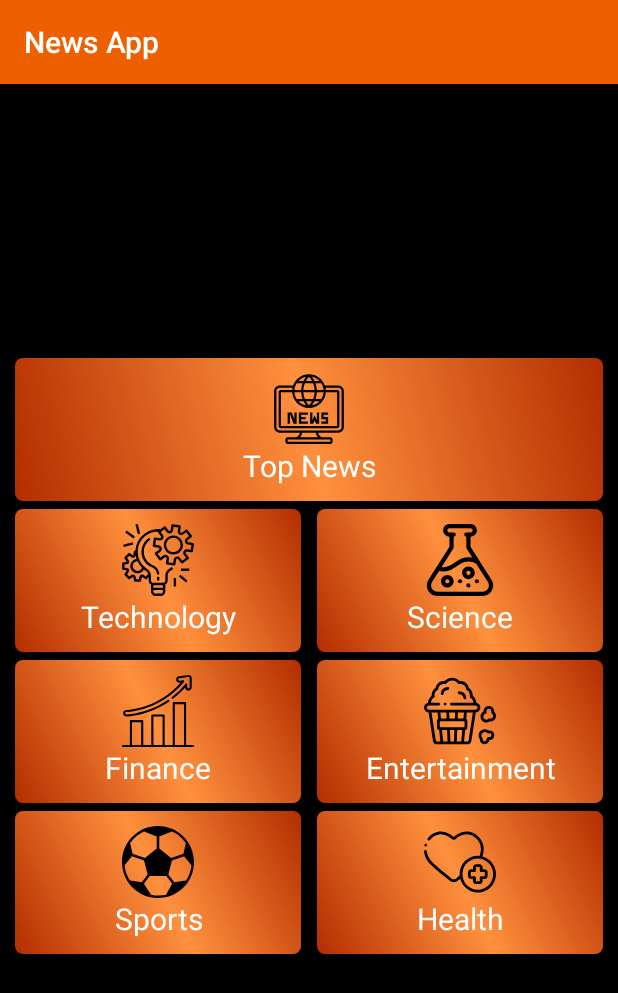
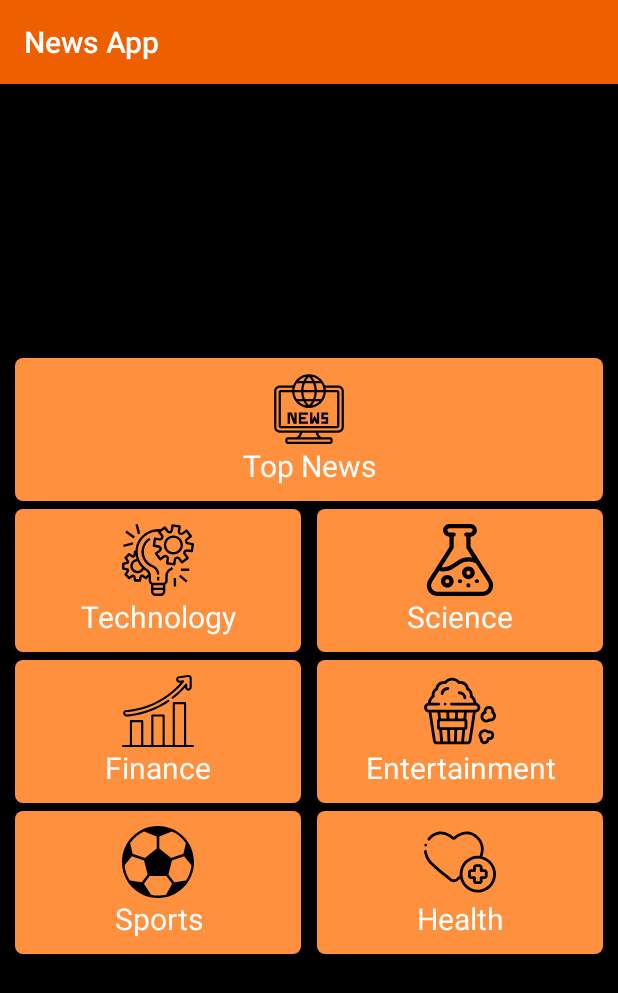
Before and after one commit to its-snorlax/News-App-Project, an Android app: the screen it shows after launch (CategoryActivity), on a phone screen of 412 x 824 dp. Shown: the top 993 px of the screen. Run offline under Robolectric (Android 15) with nearby library versions, the phone set to English and light mode, and no system bars.

Commit message:
updating categories background & removing fragment from stack on startup category Activity.

```diff
--- a/app/src/main/java/com/juniorjainsahab/newsapp/activity/ArticlesActivity.kt
+++ b/app/src/main/java/com/juniorjainsahab/newsapp/activity/ArticlesActivity.kt
@@ -31,7 +31,6 @@ class ArticlesActivity : AppCompatActivity() {
 
         val beginTransaction = supportFragmentManager.beginTransaction()
         beginTransaction.replace(fragment_container, ArticlesFragment())
-        beginTransaction.addToBackStack(null)
         beginTransaction.commit();
     }
 
--- a/app/src/main/java/com/juniorjainsahab/newsapp/activity/CategoryActivity.kt
+++ b/app/src/main/java/com/juniorjainsahab/newsapp/activity/CategoryActivity.kt
@@ -8,6 +8,7 @@ import android.widget.LinearLayout
 import android.widget.TextView
 import androidx.appcompat.app.AppCompatActivity
 import com.juniorjainsahab.newsapp.R
+import com.juniorjainsahab.newsapp.R.layout.activity_category
 
 class CategoryActivity : AppCompatActivity(), View.OnClickListener {
     private lateinit var topNews: View
@@ -20,7 +21,7 @@ class CategoryActivity : AppCompatActivity(), View.OnClickListener {
 
     override fun onCreate(savedInstanceState: Bundle?) {
         super.onCreate(savedInstanceState)
-        setContentView(R.layout.activity_category)
+        setContentView(activity_category)
         bindingViews()
         updateBackGroundAndHeadings()
 
--- a/app/src/main/res/drawable/background_gradient.xml
+++ b/app/src/main/res/drawable/background_gradient.xml
@@ -10,8 +10,8 @@
     <gradient
         android:angle="45"
         android:centerColor="#ff903d"
-        android:endColor="@color/colorPrimaryDark"
-        android:startColor="@color/colorPrimaryDark"
+        android:endColor="#ff903d"
+        android:startColor="#ff903d"
         android:type="linear" />
 
 </shape>
```
